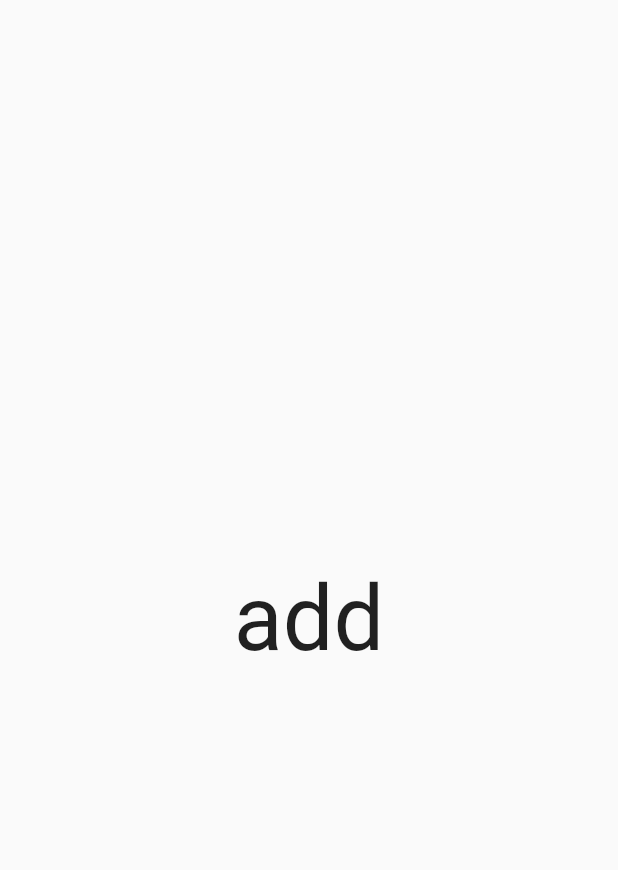
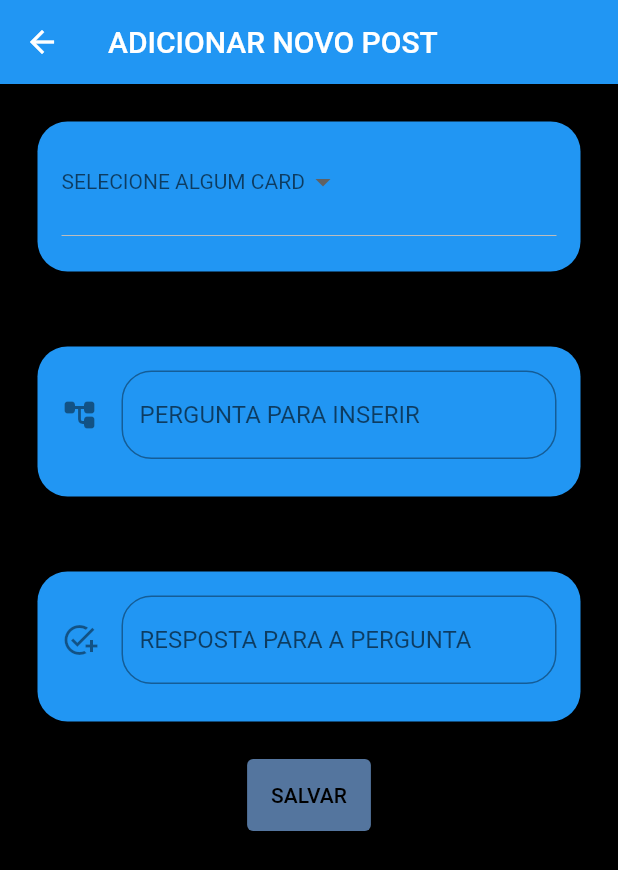
Before and after one commit to marcos-inja/app-estudo-de-ingles, a Flutter app: the AddPage screen opened directly, on a phone screen of 412 x 824 dp. Shown: the top 870 px of the screen. Run offline on Flutter 3.47's test engine with Material 2 defaults, Android fonts, the phone set to English and light mode, and no system bars.

Commit message:
Add files via upload

```diff
--- a/unki/lib/pages/add_page.dart
+++ b/unki/lib/pages/add_page.dart
@@ -2,11 +2,230 @@ import 'package:flutter/material.dart';
 
 class AddPage extends StatelessWidget {
   Widget build(BuildContext context) => Scaffold(
-        body: Center(
-          child: Text(
-            'add',
-            style: TextStyle(fontSize: 60),
-          ),
-        ),
+        body: MyHomePage(title: "ADICIONAR NOVO POST")
       );
 }
+
+class MyApp extends StatelessWidget {
+
+  @override
+  Widget build(BuildContext context) {
+    return MaterialApp(
+      title: 'Flutter Demo',
+      theme: ThemeData(
+
+        primarySwatch: Colors.blue,
+      ),
+      home: MyHomePage(title: 'Flutter Demo Home Page'),
+    );
+  }
+}
+
+class MyHomePage extends StatefulWidget {
+  MyHomePage({Key? key, required this.title}) : super(key: key);
+
+
+
+  final String title;
+
+  @override
+  _MyHomePageState createState() => _MyHomePageState();
+
+}
+
+class _MyHomePageState extends State<MyHomePage> {
+  int _counter = 0;
+
+
+  void _incrementCounter() {
+    setState(() {
+
+      _counter++;
+    });
+    //
+    //
+
+  }
+
+  @override
+  Widget build(BuildContext context) {
+
+    return Scaffold(
+      backgroundColor: Colors.black,
+      appBar: AppBar(
+        title: Text(widget.title),
+      ),
+      body: buildBody(),
+      resizeToAvoidBottomInset: false,
+      );
+
+  }
+
+
+
+  buildBody(){
+    return Column(
+      children: [
+        buildContainerS(),
+        buildContainerP(),
+        buildContainerR(),
+        buildButtonSal(),
+
+      ],
+    );
+
+  }
+  buildDropdownButton(){
+  var _choosenValue;
+  return DropdownButton<String>(
+            value: valueChoose,
+            //elevation: 5,
+            style: TextStyle(color: Colors.black),
+
+            items: <String>[
+              'CARD ONE',
+              'CARD TWO',
+              'CARD THREE',
+              'CARD FOR',
+            ].map<DropdownMenuItem<String>>((String value) {
+              return DropdownMenuItem<String>(
+                value: value,
+                child: Text(value),
+              );
+            }).toList(),
+            hint: Text(
+              "Please choose a langauage",
+              style: TextStyle(
+                  color: Colors.black,
+                  fontSize: 16,
+                  fontWeight: FontWeight.w600),
+            ),
+            onChanged:(newValue){
+              setState(() {
+                valueChoose = newValue;
+              });
+            }
+          );
+}
+
+
+
+  var valueChoose;
+  List listItem = [
+    "CARD ONE","CARD TWO", "CARD THREE", "CARD FOR"];
+
+  Container buildContainerS(){
+   return Container(
+
+          margin: EdgeInsets.all(25),
+          padding: EdgeInsets.all(16),
+          height: 100,
+          width: 400,
+          child: DropdownButton<String>(
+            hint: Text('SELECIONE ALGUM CARD'),
+            value: valueChoose,
+            //elevation: 5,
+            style: TextStyle(color: Colors.black),
+
+            items: <String>[
+              'CARD ONE',
+              'CARD TWO',
+              'CARD THREE',
+              'CARD FOR',
+            ].map<DropdownMenuItem<String>>((String value) {
+              return DropdownMenuItem<String>(
+                value: value,
+                child: Text(value),
+              );
+            }).toList(),
+            onChanged:(newValue){
+              setState(() {
+                valueChoose = newValue;
+              });
+            }
+          ),
+          decoration: BoxDecoration(
+          color: Colors.blue,
+          borderRadius: BorderRadius.circular(20)
+          ),
+        );
+  }
+
+  Container buildContainerP(){
+   return Container(
+          margin: EdgeInsets.all(25),
+          padding: EdgeInsets.all(16),
+          height: 100,
+          width: 400,
+          child: buildwidgetTextField(),
+          decoration: BoxDecoration(
+            color: Colors.blue,
+            borderRadius: BorderRadius.circular(20)
+          ),
+
+
+        );
+  }
+
+  Container buildContainerR(){
+   return Container(
+          margin: EdgeInsets.all(25),
+          padding: EdgeInsets.all(16),
+          height: 100,
+          width: 400,
+          child: build1WidgetTextField(),
+          decoration: BoxDecoration(
+            color: Colors.blue,
+            borderRadius: BorderRadius.circular(20)
+          ),
+        );
+  }
+
+   buildButtonSal(){
+    return ElevatedButton(
+          style: ElevatedButton.styleFrom(
+            primary: Color(0xff54759e),
+            padding: EdgeInsets.all(16),
+          ),
+            child: Text('SALVAR',
+              style: TextStyle(
+                color: Colors.black
+              )
+            ,) ,
+              onPressed:  () {},
+
+        );
+  }
+  build1WidgetTextField(){
+    return TextField(
+      decoration:
+        InputDecoration(
+          border: OutlineInputBorder(borderRadius: BorderRadius.circular(20),
+          ),
+          icon: Icon(Icons.add_task),
+          hintText: 'RESPOSTA PARA A PERGUNTA')
+
+
+    );
+  }
+  buildwidgetTextField(){
+    return TextField(
+      decoration:
+
+        InputDecoration(
+        border: OutlineInputBorder(borderRadius: BorderRadius.circular(20),
+        ),
+        icon: Icon(Icons.account_tree_rounded),
+        hintText: 'PERGUNTA PARA INSERIR'
+        )
+
+    );
+
+  }
+
+
+
+
+
+  constColor(int i) {}
+}
```
